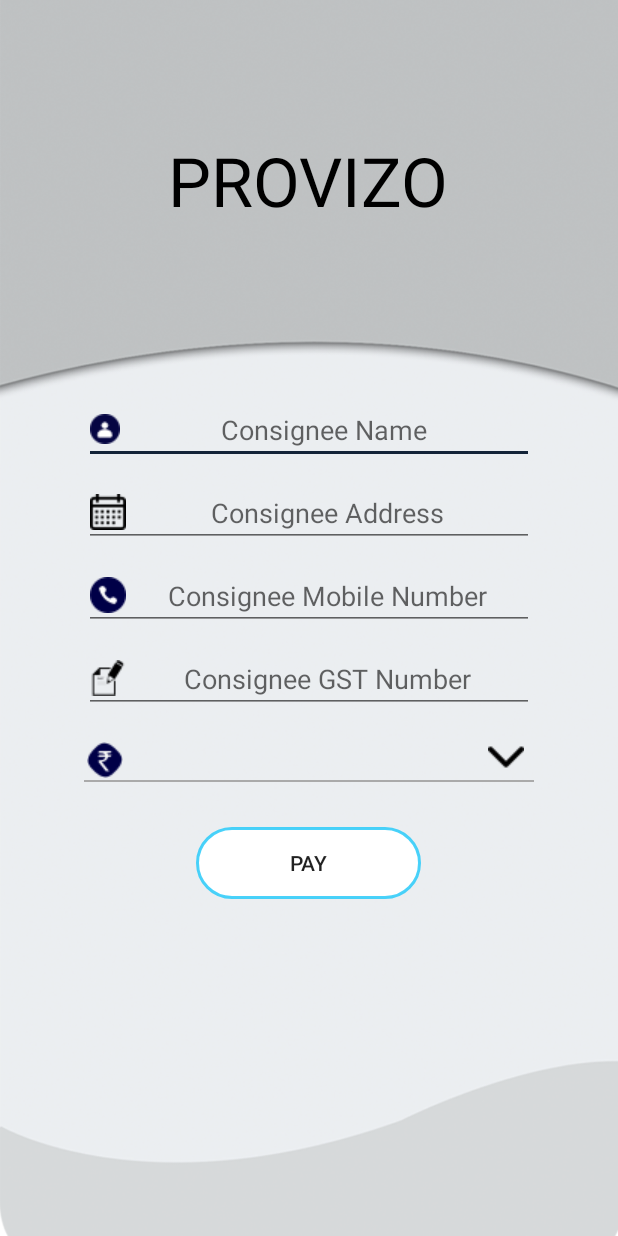
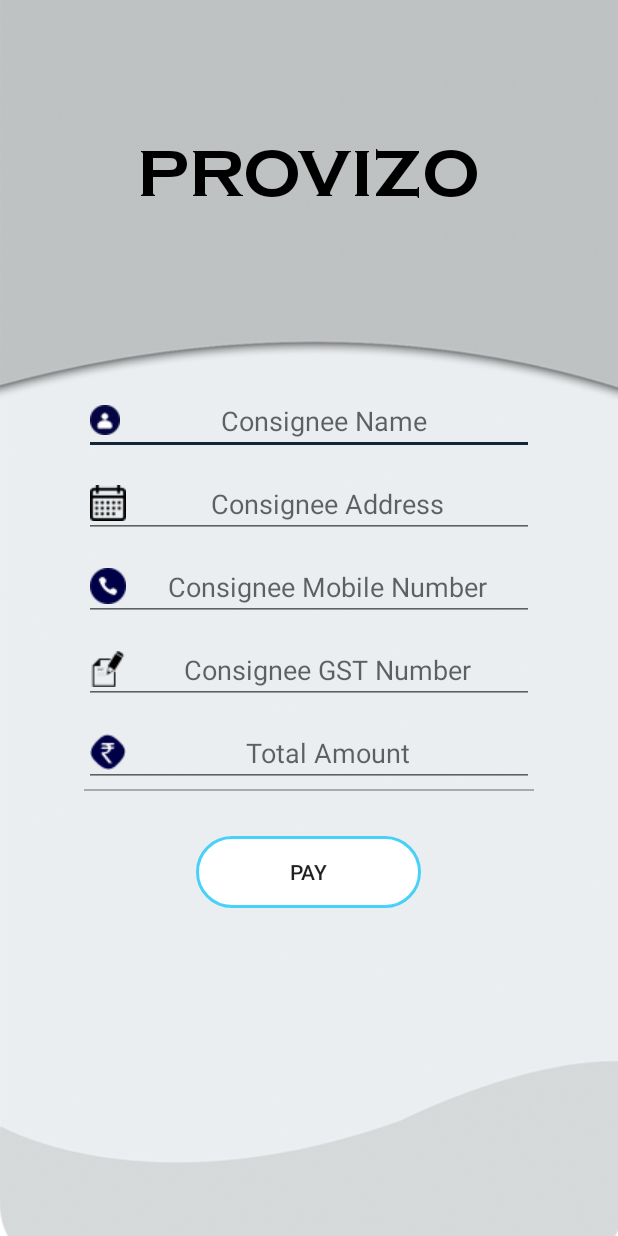
Before and after one commit to aggarwalmayank/PROVIZO, an Android app: the consignee_details screen opened directly, with no data from a screen before it, on a phone screen of 412 x 824 dp. Run offline under Robolectric (Android 15) with nearby library versions, the phone set to English and light mode, and no system bars.

Commit message:
Continous app flow generated

```diff
--- a/app/src/main/java/com/appsaga/provizo/DeliveryLocation.java
+++ b/app/src/main/java/com/appsaga/provizo/DeliveryLocation.java
@@ -1,11 +1,13 @@
 package com.appsaga.provizo;
 
 import android.content.Intent;
+import android.graphics.Typeface;
 import android.support.v7.app.AppCompatActivity;
 import android.os.Bundle;
 import android.view.View;
 import android.widget.Button;
 import android.widget.ImageButton;
+import android.widget.TextView;
 
 public class DeliveryLocation extends AppCompatActivity {
 
@@ -15,6 +17,10 @@ public class DeliveryLocation extends AppCompatActivity {
     protected void onCreate(Bundle savedInstanceState) {
         super.onCreate(savedInstanceState);
         setContentView(R.layout.activity_delivery_location);
+
+        TextView tv=findViewById(R.id.appnamesignupsecond);
+        Typeface typeface=Typeface.createFromAsset(getAssets(),"fonts/copperplatebold.ttf");
+        tv.setTypeface(typeface);
 
         deliveryNext = findViewById(R.id.delivery_next);
 
--- a/app/src/main/java/com/appsaga/provizo/SignInUp.java
+++ b/app/src/main/java/com/appsaga/provizo/SignInUp.java
@@ -42,6 +42,7 @@ public class SignInUp extends AppCompatActivity implements Dialog.DialogListener
         TextView tv=findViewById(R.id.appnamesigninup);
         typeface=Typeface.createFromAsset(getAssets(),"fonts/copperplatebold.ttf");
         tv.setTypeface(typeface);
+
         signUp = findViewById(R.id.sign_up);
 
         signUp.setOnClickListener(new View.OnClickListener() {
--- a/app/src/main/java/com/appsaga/provizo/consignee_details.java
+++ b/app/src/main/java/com/appsaga/provizo/consignee_details.java
@@ -1,13 +1,25 @@
 package com.appsaga.provizo;
 
+import android.content.Intent;
+import android.graphics.Typeface;
 import android.support.v7.app.AppCompatActivity;
 import android.os.Bundle;
+import android.view.View;
+import android.widget.Button;
+import android.widget.TextView;
 
 public class consignee_details extends AppCompatActivity {
+
 
     @Override
     protected void onCreate(Bundle savedInstanceState) {
         super.onCreate(savedInstanceState);
         setContentView(R.layout.activity_consignee_details);
+
+        TextView tv=findViewById(R.id.appnamesignupsecond);
+        Typeface typeface=Typeface.createFromAsset(getAssets(),"fonts/copperplatebold.ttf");
+        tv.setTypeface(typeface);
+
+
     }
 }
--- a/app/src/main/res/layout/activity_consignee_details.xml
+++ b/app/src/main/res/layout/activity_consignee_details.xml
@@ -81,28 +81,15 @@
                 android:hint="Consignee GST Number"
                 android:inputType="text" />
 
-            <LinearLayout
-                android:layout_width="wrap_content"
+            <EditText
+                android:id="@+id/price"
+                android:layout_width="300dp"
                 android:layout_height="wrap_content"
-                android:orientation="horizontal">
-
-                <ImageView
-                    android:layout_width="wrap_content"
-                    android:layout_height="wrap_content"
-                    android:layout_marginTop="19dp"
-                    android:src="@drawable/rupee"/>
-
-                <Spinner
-                    android:id="@+id/consigneespinner"
-                    android:layout_width="271dp"
-                    android:layout_height="wrap_content"
-                    android:layout_gravity="center"
-                    android:layout_marginTop="8dp"
-                    android:textAlignment="center"
-                    android:background="@drawable/spinner_rect"/>
-
-            </LinearLayout>
-
+                android:layout_marginTop="10dp"
+                android:drawableLeft="@drawable/rupee"
+                android:gravity="center"
+                android:hint="Total Amount"
+                android:inputType="number" />
 
             <View
                 android:layout_width="match_parent"
--- a/app/src/main/res/layout/activity_consignor_details.xml
+++ b/app/src/main/res/layout/activity_consignor_details.xml
@@ -112,7 +112,7 @@
 
 
             <ImageButton
-                android:id="@+id/nextgoods"
+                android:id="@+id/consignor"
                 android:layout_width="150dp"
                 android:layout_height="50dp"
                 android:layout_gravity="center"
--- a/app/src/main/res/layout/activity_select_service_truck.xml
+++ b/app/src/main/res/layout/activity_select_service_truck.xml
@@ -136,7 +136,7 @@
                 android:background="@android:color/darker_gray"/>
 
             <ImageButton
-                android:id="@+id/nextgoods"
+                android:id="@+id/servicesbutton"
                 android:layout_width="150dp"
                 android:layout_height="50dp"
                 android:layout_gravity="center"
--- a/app/src/main/res/layout/activity_sign_up_second.xml
+++ b/app/src/main/res/layout/activity_sign_up_second.xml
@@ -32,6 +32,7 @@
             android:text="@string/app_name"
             android:textColor="#000000"
             android:textSize="45sp" />
+
         <TextView
             android:id="@+id/appsignupsecond"
             android:layout_width="wrap_content"
--- a/build.gradle
+++ b/build.gradle
@@ -7,7 +7,7 @@ buildscript {
         jcenter()
     }
     dependencies {
-        classpath 'com.android.tools.build:gradle:3.2.1'
+        classpath 'com.android.tools.build:gradle:3.4.1'
         classpath 'com.google.gms:google-services:4.2.0'
 
         // NOTE: Do not place your application dependencies here; they belong
```
Also changed, not shown: app/src/main/java/com/appsaga/provizo/SelectServiceTruck.java (+27 -0 lines), app/src/main/java/com/appsaga/provizo/completed.java (+8 -0 lines), app/src/main/java/com/appsaga/provizo/consignor_details.java (+23 -0 lines), app/src/main/java/com/appsaga/provizo/goods.java (+7 -0 lines), app/src/main/res/values/strings.xml (+8 -0 lines), gradle/wrapper/gradle-wrapper.properties.
